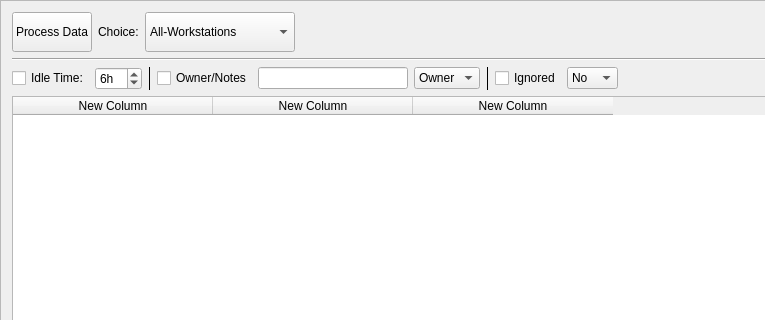
First picture: the form in ui/check_status.ui, repository danlabici/taskcluster-worker-checker, before the edit; both pictures show x 0 to 765 and y 0 to 320 of the 976 by 516 pixel window.
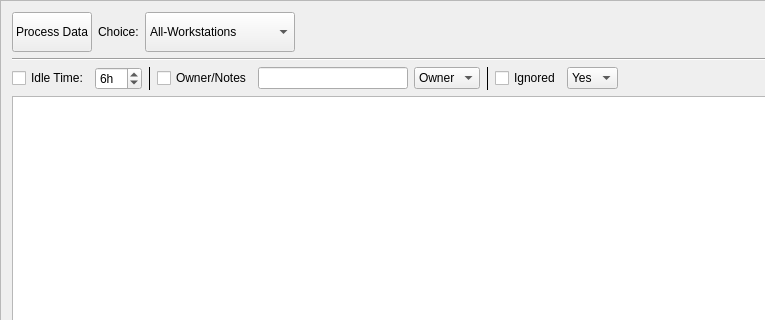
Second picture: the form after the edit.

```diff
--- a/ui/check_status.ui
+++ b/ui/check_status.ui
@@ -180,7 +180,7 @@
       <widget class="QComboBox" name="ignore_combo">
        <item>
         <property name="text">
-         <string>No</string>
+         <string>Yes</string>
         </property>
        </item>
        <item>
@@ -244,21 +244,6 @@
      <attribute name="horizontalHeaderStretchLastSection">
       <bool>false</bool>
      </attribute>
-     <column>
-      <property name="text">
-       <string>New Column</string>
-      </property>
-     </column>
-     <column>
-      <property name="text">
-       <string>New Column</string>
-      </property>
-     </column>
-     <column>
-      <property name="text">
-       <string>New Column</string>
-      </property>
-     </column>
     </widget>
    </item>
    <item>
```
Left out of the diff: 2 changed lines with no effect on the pictures.
